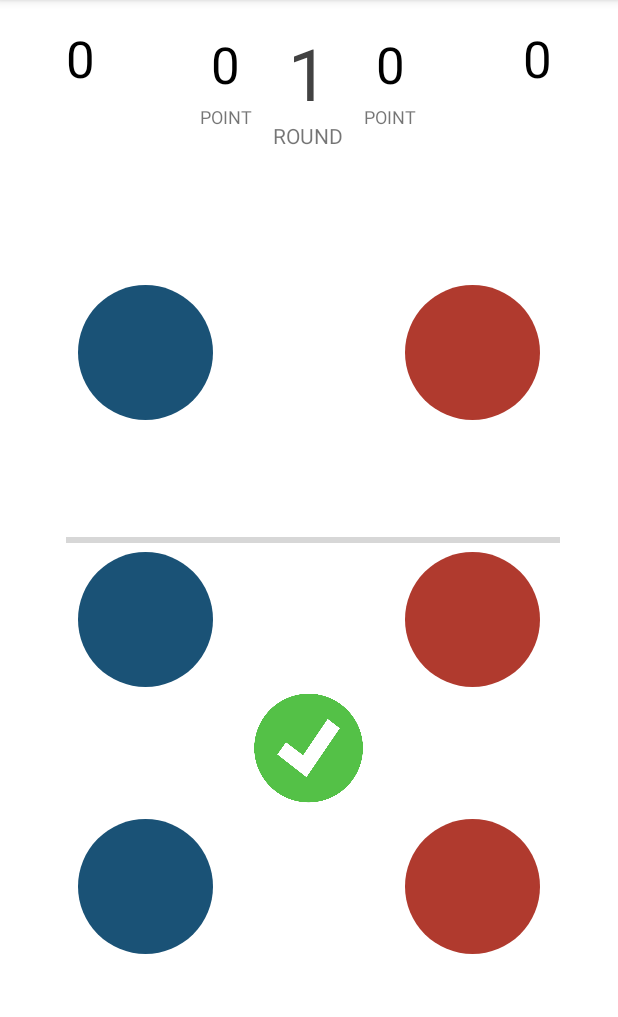
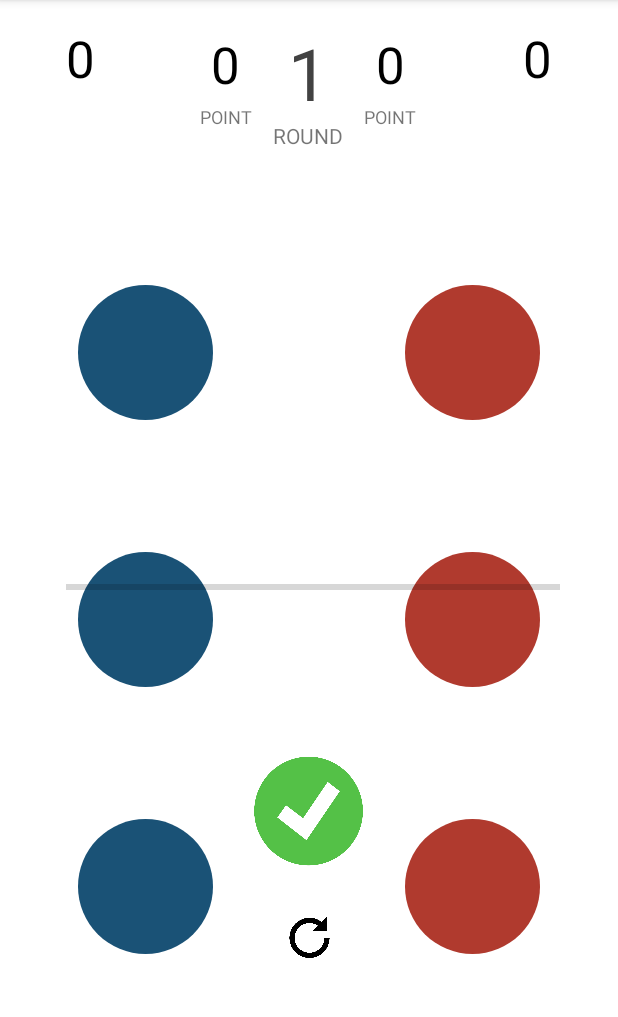
Before and after one commit to edwardowen24/Yubi, an Android app: the screen it shows after launch (Game), after a tap on "Player VS Player", on a phone screen of 412 x 824 dp, the part 84-1101 px from its top. Run offline under Robolectric (Android 15) with nearby library versions, the phone set to English and light mode, and no system bars.

Commit message:
icon change

```diff
--- a/app/src/main/java/com/example/yubi/Game.java
+++ b/app/src/main/java/com/example/yubi/Game.java
@@ -38,7 +38,6 @@
         TextView round = findViewById(R.id.round);
         TextView p1order = findViewById(R.id.p1order);
         TextView p2order = findViewById(R.id.p2order);
-        Button cbtn = findViewById(R.id.checkButton);
         ImageView rbtnImg = findViewById(R.id.resetIcon);
         ImageView cbtnImg = findViewById(R.id.imageCheckButton);
         ProgressBar progressBar = findViewById(R.id.progressBar1);
--- a/app/src/main/res/layout/activity_game.xml
+++ b/app/src/main/res/layout/activity_game.xml
@@ -219,15 +219,13 @@
 
     <ImageView
         android:id="@+id/resetIcon"
-        android:layout_width="wrap_content"
-        android:layout_height="wrap_content"
-        android:layout_marginBottom="176dp"
+        android:layout_width="39dp"
+        android:layout_height="30dp"
+        android:layout_marginBottom="128dp"
         app:layout_constraintBottom_toBottomOf="parent"
         app:layout_constraintEnd_toStartOf="@+id/p2finger3"
-        app:layout_constraintHorizontal_bias="0.494"
         app:layout_constraintStart_toEndOf="@+id/p1finger3"
-        app:srcCompat="@android:drawable/stat_notify_sync"
-        tools:srcCompat="@android:drawable/ic_popup_sync" />
+        app:srcCompat="@drawable/reset" />
 
     <ImageView
         android:id="@+id/imageCheckButton"
```
Also changed, not shown: app/src/main/res/drawable-v24/reset.png (added).
